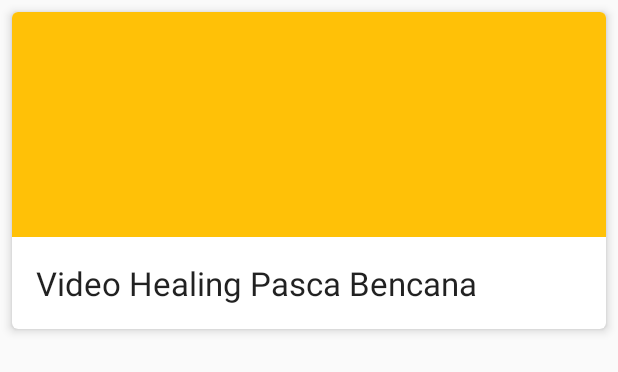
After one commit to affand20/Gapana, an Android app: the layout layout_edukasi_pasca.xml on its own in the app's theme, with its tools: preview values and no code run, on a phone screen of 412 x 824 dp. The commit adds this screen. Shown: the top 372 px of the screen. Run offline under Robolectric (Android 15) with nearby library versions, the phone set to English and light mode, and no system bars.

Commit message:
menampilkan konten edukasi pasca bencana fix

```diff
--- a/app/build.gradle
+++ b/app/build.gradle
@@ -56,6 +56,7 @@ dependencies {
     // firebase
     implementation 'com.google.firebase:firebase-core:16.0.8'
     implementation 'com.google.firebase:firebase-messaging:17.6.0'
+    implementation 'com.google.firebase:firebase-firestore:15.0.0'
 
     // chrome custom tabs
     implementation 'com.android.support:customtabs:28.0.0'
--- /dev/null
+++ b/app/src/main/res/layout/layout_edukasi_pasca.xml
@@ -0,0 +1,28 @@
+<?xml version="1.0" encoding="utf-8"?>
+<android.support.v7.widget.CardView xmlns:android="http://schemas.android.com/apk/res/android"
+    xmlns:app="http://schemas.android.com/apk/res-auto"
+    android:layout_margin="8dp"
+    android:layout_width="match_parent"
+    app:cardElevation="4dp"
+    app:cardCornerRadius="4dp"
+    android:layout_height="wrap_content">
+    <RelativeLayout
+        android:layout_width="match_parent"
+        android:layout_height="match_parent">
+        <ImageView
+            android:layout_width="match_parent"
+            android:layout_height="150dp"
+            android:id="@+id/thumbnail"
+            android:src="@color/colorAccent"/>
+        <TextView
+            android:layout_width="wrap_content"
+            android:layout_height="wrap_content"
+            android:id="@+id/judul_video"
+            android:textAppearance="@style/TextAppearance.AppCompat.Large"
+            android:text="Video Healing Pasca Bencana"
+            android:layout_below="@id/thumbnail"
+            android:layout_margin="16dp"/>
+    </RelativeLayout>
+
+
+</android.support.v7.widget.CardView>
```
Also changed, not shown: app/src/main/java/id/trydev/gapana/Edukasi/EdukasiPasca/Adapter/EdukasiPascaAdapter.java (added, +63 -0 lines), app/src/main/java/id/trydev/gapana/Edukasi/EdukasiPasca/EdukasiPascaPresenter.java (added, +47 -0 lines), app/src/main/java/id/trydev/gapana/Edukasi/EdukasiPasca/EdukasiPascaView.java (added, +14 -0 lines), app/src/main/java/id/trydev/gapana/Edukasi/EdukasiPasca/Model/EdukasiPasca.java (added, +42 -0 lines), app/src/main/java/id/trydev/gapana/Edukasi/EdukasiPasca/PascaFragment.java (+55 -1 lines), app/src/main/res/layout/fragment_edukasi_pasca.xml (+19 -9 lines).
